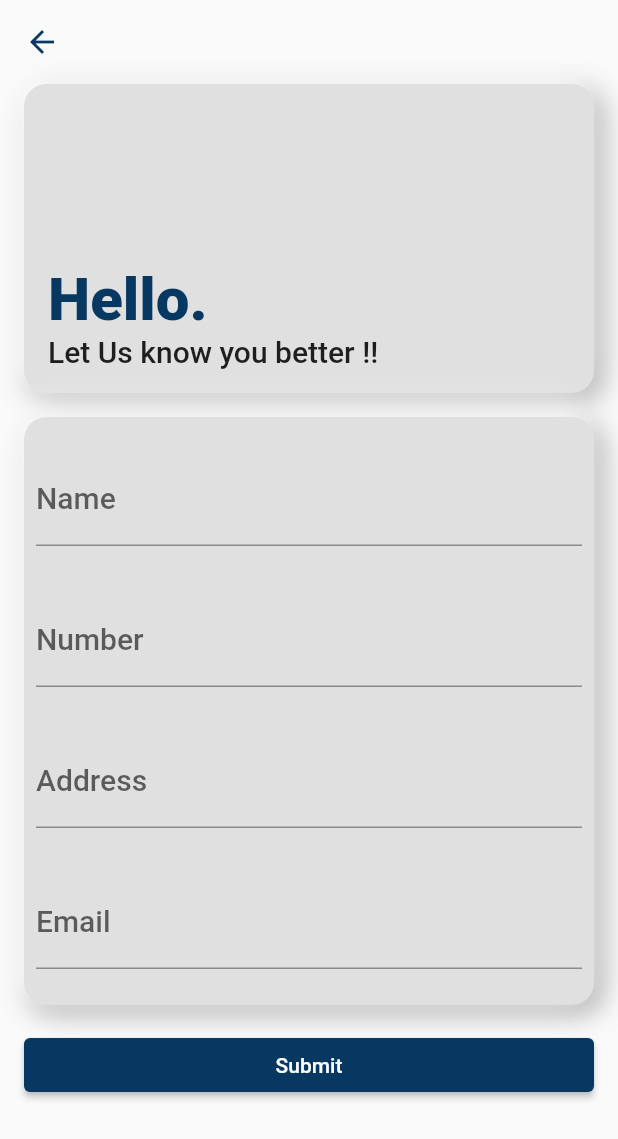
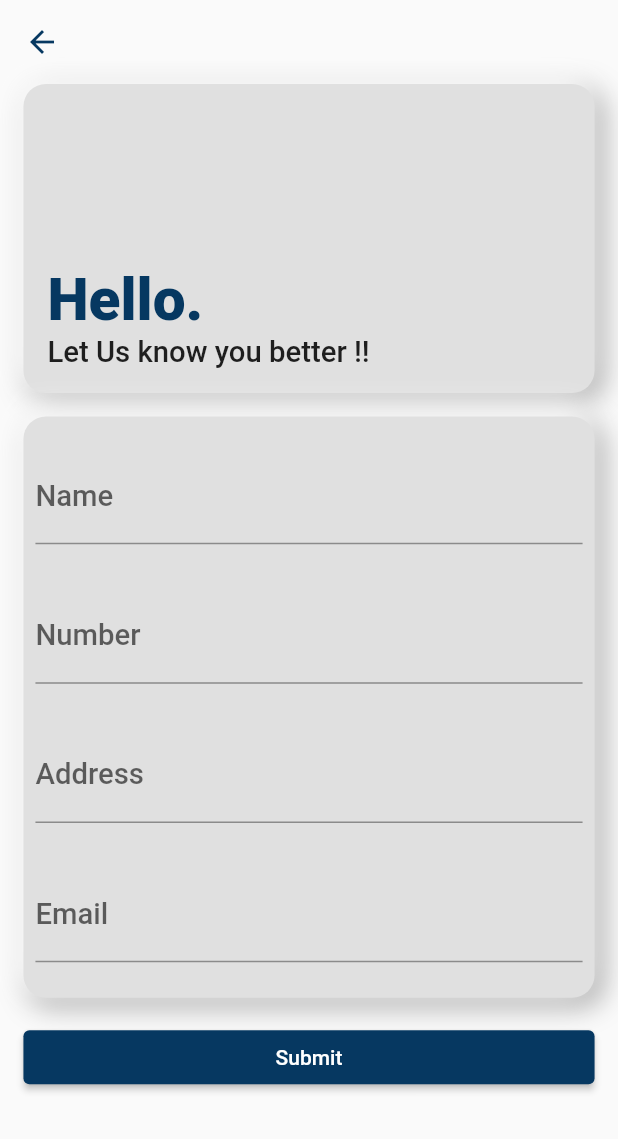
Before and after one commit to MokshadVaidya/AzodaTask, a Flutter app: the screen it shows after launch, after a tap on the "add" icon, on a phone screen of 412 x 824 dp. Shown: the top 1139 px of the screen. Run offline on Flutter 3.47's test engine with Material 2 defaults, Android fonts, the phone set to English and light mode, and no system bars; our stand-ins replace cloud_firestore, equatable, firebase_core, flutter_bloc, flutter_screenutil, get_it and 1 more; accounts and stored records are empty.

Commit message:
added screen utils

```diff
--- a/lib/features/contacts/domain/usecases/add_contacts.dart
+++ b/lib/features/contacts/domain/usecases/add_contacts.dart
@@ -1,16 +1,22 @@
 import 'dart:developer';
-import '../../data/datasources/contacts_remote_data_source.dart';
+
+import '../../data/datasources/contacts_remote_data_source.dart'; // Import the data source
 import '../entities/contact.dart';
 
+// A use case class responsible for adding contacts.
 class AddContacts {
-  final ContactsRepository repository;
+  final ContactsRepository repository; // Dependency on the ContactsRepository.
 
+  // Constructor to initialize the repository.
   AddContacts({required this.repository});
 
+  // The main method that adds a contact to the repository.
   Future<void> call(Contact contact) async {
     try {
+      // Attempt to add the contact using the provided repository.
       await repository.addContact(contact);
     } catch (e) {
+      // If an error occurs, log it for debugging purposes and rethrow it.
       log('Error adding contact: $e');
       rethrow;
     }
--- a/lib/features/contacts/domain/usecases/get_contacts.dart
+++ b/lib/features/contacts/domain/usecases/get_contacts.dart
@@ -1,18 +1,23 @@
 import 'dart:developer';
 
-import '../../data/datasources/contacts_remote_data_source.dart';
+import '../../data/datasources/contacts_remote_data_source.dart'; // Import the data source
 import '../entities/contact.dart';
 
+// A use case class responsible for retrieving contacts.
 class GetContacts {
-  final ContactsRepository repository;
+  final ContactsRepository repository; // Dependency on the ContactsRepository.
 
+  // Constructor to initialize the repository.
   GetContacts({required this.repository});
 
+  // The main method that retrieves a list of contacts.
   Future<List<Contact>> call() async {
     try {
+      // Attempt to get the list of contacts using the provided repository.
       final contactModels = await repository.getContacts();
-      return contactModels;
+      return contactModels; // Return the list of retrieved contacts.
     } catch (e) {
+      // If an error occurs, log it for debugging purposes and rethrow it.
       log('Error getting contacts: $e');
       rethrow;
     }
--- a/lib/features/contacts/presentation/bloc/contacts_bloc.dart
+++ b/lib/features/contacts/presentation/bloc/contacts_bloc.dart
@@ -5,40 +5,54 @@ import '../../domain/usecases/get_contacts.dart';
 import 'contacts_event.dart';
 import 'contacts_state.dart';
 
+// A BLoC (Business Logic Component) responsible for managing contacts.
 class ContactsBloc extends Bloc<ContactsEvent, ContactsState> {
-  final GetContacts getContacts;
-  final AddContacts addContacts;
-  List<Contact> contacts = [];
+  final GetContacts getContacts; // Use case for getting contacts.
+  final AddContacts addContacts; // Use case for adding contacts.
+  List<Contact> contacts = []; // List to store retrieved contacts.
 
+  // Constructor to initialize the BLoC and its dependencies.
   ContactsBloc({required this.getContacts, required this.addContacts})
       : super(ContactsInitial()) {
+    // Define event handlers for various events.
+
+    // Handle the ContactsErrorEvent by emitting a ContactsError state with an error message.
     on<ContactsErrorEvent>((event, emit) {
-      emit(ContactsError(
-          'Failed to load contacts with error: ${event.message}'));
+      emit(ContactsError('Failed to load contacts with error: ${event.message}'));
     });
 
+    // Handle the ContactsLoadEvent by starting the loading process.
+    // Attempt to retrieve contacts using the getContacts use case.
+    // If successful, emit a ContactsLoadedEvent, otherwise, emit a ContactsErrorEvent.
     on<ContactsLoadEvent>((event, emit) async {
-      emit(ContactsLoading());
+      emit(ContactsLoading()); // Indicate that contacts are being loaded.
       try {
-        contacts = await getContacts();
-        add(ContactsLoadedEvent());
+        contacts = await getContacts(); // Retrieve contacts using the use case.
+        add(ContactsLoadedEvent()); // Emit a ContactsLoadedEvent to signal success.
       } catch (e) {
-        add(ContactsErrorEvent(e.toString()));
+        add(ContactsErrorEvent(e.toString())); // Emit a ContactsErrorEvent in case of an error.
       }
     });
+
+    // Handle the ContactsLoadedEvent by emitting a ContactsLoaded state with the retrieved contacts.
     on<ContactsLoadedEvent>((event, emit) {
       emit(ContactsLoaded(contacts));
     });
 
+    // Handle the ContactsAddEvent by starting the contact addition process.
+    // Attempt to add the contact using the addContacts use case.
+    // If successful, emit a ContactsAddedEvent, otherwise, emit a ContactsErrorEvent.
     on<ContactsAddEvent>((event, emit) async {
-      emit(ContactsAdd());
+      emit(ContactsAdd()); // Indicate that a contact is being added.
       try {
-        await addContacts(event.contact);
-        add(ContactsAddedEvent());
+        await addContacts(event.contact); // Add the contact using the use case.
+        add(ContactsAddedEvent()); // Emit a ContactsAddedEvent to signal success.
       } catch (e) {
-        add(ContactsErrorEvent(e.toString()));
+        add(ContactsErrorEvent(e.toString())); // Emit a ContactsErrorEvent in case of an error.
       }
     });
+
+    // Handle the ContactsAddedEvent by emitting a ContactsAdded state to indicate successful contact addition.
     on<ContactsAddedEvent>((event, emit) {
       emit(ContactsAdded());
     });
--- a/lib/features/contacts/presentation/pages/add_contact.dart
+++ b/lib/features/contacts/presentation/pages/add_contact.dart
@@ -13,12 +13,12 @@ class AddContactPage extends StatelessWidget {
 
   @override
   Widget build(BuildContext context) {
+    // Retrieve the ContactsBloc instance using BlocProvider.
     final ContactsBloc contactsBloc = BlocProvider.of<ContactsBloc>(context);
 
     return Scaffold(
       appBar: AppBar(
-        backgroundColor:
-            Colors.transparent,
+        backgroundColor: Colors.transparent,
         elevation: 0,
         leading: IconButton(
           icon: const Icon(
@@ -26,12 +26,13 @@ class AddContactPage extends StatelessWidget {
             color: kPrimaryColor,
           ),
           onPressed: () {
-            Navigator.pop(context); // Navigate back when back arrow is pressed
+            Navigator.pop(context); // Navigate back when the back arrow is pressed.
           },
         ),
       ),
       body: BlocConsumer<ContactsBloc, ContactsState>(
         listener: (context, state) {
+          // Listen for state changes and show a Snackbar if there's an error.
           if (state is ContactsError) {
             ScaffoldMessenger.of(context).showSnackBar(
               SnackBar(
@@ -42,7 +43,9 @@ class AddContactPage extends StatelessWidget {
         },
         builder: (context, state) {
           if (state is ContactsAdded) {
+            // Display a success animation and navigate back after contact is added.
             Future.delayed(const Duration(seconds: 2), () {
+              // Reload contacts after adding a new contact.
               contactsBloc.add(ContactsLoadEvent());
               Navigator.pop(context);
             });
@@ -54,14 +57,17 @@ class AddContactPage extends StatelessWidget {
               ),
             );
           } else if (state is ContactsError) {
+            // Display an error message if adding contact fails.
             return const Center(
               child: Text('Failed to add contact.'),
             );
           } else if (state is ContactsAdd) {
+            // Display a loading screen while the contact is being added.
             return const LoadingScreen(
               loadingText: "Adding Contact...",
             );
           } else {
+            // Display the AddContactForm widget to input contact details.
             return ContactForm(contactsBloc: contactsBloc);
           }
         },
--- a/lib/features/contacts/presentation/pages/all_contacts.dart
+++ b/lib/features/contacts/presentation/pages/all_contacts.dart
@@ -12,22 +12,28 @@ class ContactsPage extends StatelessWidget {
 
   @override
   Widget build(BuildContext context) {
+    // Retrieve the ContactsBloc instance using BlocProvider.
     final ContactsBloc contactsBloc = BlocProvider.of<ContactsBloc>(context);
 
     return Scaffold(
       backgroundColor: Colors.grey[300],
       floatingActionButton: FloatingActionButton(
         onPressed: () {
+          // Navigate to the AddContactPage using MaterialPageRoute and provide ContactBloc using BlocProvider.
           Navigator.push(context, MaterialPageRoute(
             builder: (ctx) {
               return BlocProvider.value(
-                    value: contactsBloc, child: const AddContactPage());
+                value: contactsBloc,
+                child: const AddContactPage(),
+              );
             },
           ));
         },
-          child: const Icon(Icons.add)),
+        child: const Icon(Icons.add),
+      ),
       body: BlocConsumer<ContactsBloc, ContactsState>(
         listener: (context, state) {
+          // Listen for state changes and show a Snackbar if there's an error.
           if (state is ContactsError) {
             ScaffoldMessenger.of(context).showSnackBar(
               SnackBar(
@@ -38,6 +44,7 @@ class ContactsPage extends StatelessWidget {
         },
         builder: (context, state) {
           if (state is ContactsLoading) {
+            // Display a loading screen while contacts are being loaded.
             return const LoadingScreen(
               loadingText: "Loading Contacts...",
             );
@@ -50,7 +57,7 @@ class ContactsPage extends StatelessWidget {
                   floating: false,
                   pinned: true,
                   flexibleSpace: FlexibleSpaceBar(
-                    title: const Text(
+                    title: Text(
                       'Contacts',
                       style: kHeadTextStyle,
                     ),
@@ -68,7 +75,8 @@ class ContactsPage extends StatelessWidget {
                         name: contact.name,
                         email: contact.email,
                         number: contact.phoneNumber,
-                          address: contact.address);
+                        address: contact.address,
+                      );
                     },
                     childCount: contacts.length,
                   ),
@@ -76,8 +84,10 @@ class ContactsPage extends StatelessWidget {
               ],
             );
           } else if (state is ContactsError) {
+            // Display an error message if loading fails.
             return Text('Error: ${state.message}');
           } else {
+            // Display a message when there's no data.
             return const Text('No data');
           }
         },
--- a/lib/features/contacts/presentation/widgets/add_contact_form.dart
+++ b/lib/features/contacts/presentation/widgets/add_contact_form.dart
@@ -23,7 +23,7 @@ class ContactForm extends StatelessWidget {
   Widget build(BuildContext context) {
     return SingleChildScrollView(
       child: Padding(
-        padding: const EdgeInsets.symmetric(horizontal: kDefaultPadding),
+        padding: EdgeInsets.symmetric(horizontal: kDefaultPadding),
         child: Form(
           key: _formKey,
           child: Column(
@@ -42,7 +42,7 @@ class ContactForm extends StatelessWidget {
                         "Hello.",
                         style: kHeadTextStyle.copyWith(color: kPrimaryColor),
                       ),
-                      const Text(
+                      Text(
                         "Let Us know you better !!",
                         style: kSubHeadTextStyle,
                       )
@@ -52,7 +52,7 @@ class ContactForm extends StatelessWidget {
               ),
               SingleChildScrollView(
                 child: Container(
-                  margin: const EdgeInsets.symmetric(vertical: kDefaultPadding),
+                  margin: EdgeInsets.symmetric(vertical: kDefaultPadding),
                   decoration: kBoxDecoration,
                   child: Padding(
                     padding: const EdgeInsets.all(8.0),
--- a/lib/features/contacts/presentation/widgets/detail_text.dart
+++ b/lib/features/contacts/presentation/widgets/detail_text.dart
@@ -15,7 +15,7 @@ class CustomDetailText extends StatelessWidget {
   @override
   Widget build(BuildContext context) {
     return Padding(
-      padding: const EdgeInsets.only(bottom: kTextSpacing),
+      padding: EdgeInsets.only(bottom: kTextSpacing),
       child: Text(
         name,
         style: textStyle,
--- a/lib/features/contacts/presentation/widgets/list_tile.dart
+++ b/lib/features/contacts/presentation/widgets/list_tile.dart
@@ -18,13 +18,13 @@ class CustomListTile extends StatelessWidget {
   @override
   Widget build(BuildContext context) {
     return Container(
-      margin: const EdgeInsets.symmetric(
+      margin: EdgeInsets.symmetric(
         horizontal: kDefaultPadding,
         vertical: kDefaultPadding / 2,
       ),
       decoration: kBoxDecoration,
       child: Padding(
-        padding: const EdgeInsets.all(kDefaultPadding),
+        padding: EdgeInsets.all(kDefaultPadding),
         child: Row(
           crossAxisAlignment: CrossAxisAlignment.start,
           children: <Widget>[
@@ -38,7 +38,7 @@ class CustomListTile extends StatelessWidget {
                 ),
               ),
             ),
-            const SizedBox(width: kDefaultPadding),
+            SizedBox(width: kDefaultPadding),
             Expanded(
               child: Column(
                 crossAxisAlignment: CrossAxisAlignment.start,
@@ -50,6 +50,8 @@ class CustomListTile extends StatelessWidget {
                       fontSize: 20,
                     ),
                   ),
+
+                  // Display email, number and address only if they are not empty.
                   email != ''
                       ? CustomDetailText(name: email)
                       : const SizedBox(),
--- a/lib/features/contacts/presentation/widgets/text_field.dart
+++ b/lib/features/contacts/presentation/widgets/text_field.dart
@@ -20,7 +20,7 @@ class CustomTextField extends StatelessWidget {
   @override
   Widget build(BuildContext context) {
     return Padding(
-      padding: const EdgeInsets.symmetric(vertical: kDefaultPadding),
+      padding: EdgeInsets.symmetric(vertical: kDefaultPadding),
       child: TextFormField(
         decoration:
             InputDecoration(label: Text(label), labelStyle: kSubHeadTextStyle),
--- a/lib/main.dart
+++ b/lib/main.dart
@@ -1,14 +1,17 @@
 import 'dart:developer';
 
 import 'package:cloud_firestore/cloud_firestore.dart';
+import 'package:firebase_core/firebase_core.dart';
+import 'package:flutter/material.dart';
+import 'package:flutter_bloc/flutter_bloc.dart';
+import 'package:flutter_screenutil/flutter_screenutil.dart';
+import 'package:get_it/get_it.dart';
+
 import 'package:contact_form/features/contacts/domain/usecases/add_contacts.dart';
 import 'package:contact_form/features/contacts/presentation/bloc/contacts_event.dart';
 import 'package:contact_form/splash_screen.dart';
 import 'package:contact_form/utils/constants.dart';
-import 'package:firebase_core/firebase_core.dart';
-import 'package:flutter/material.dart';
-import 'package:flutter_bloc/flutter_bloc.dart';
-import 'package:get_it/get_it.dart';
+
 import 'features/contacts/data/datasources/contacts_remote_data_source.dart';
 import 'features/contacts/data/datasources/firebase_contacts_remote_data_source.dart';
 import 'features/contacts/domain/usecases/get_contacts.dart';
@@ -26,7 +29,10 @@ Future<void> main() async {
 class MyApp extends StatelessWidget {
   final GetIt getIt;
 
-  const MyApp({super.key, required this.getIt});
+  const MyApp({
+    Key? key,
+    required this.getIt,
+  }) : super(key: key);
 
   static MaterialColor primarySwatch = MaterialColor(
     kPrimaryColor.value,
@@ -43,11 +49,15 @@ class MyApp extends StatelessWidget {
       900: kPrimaryColor,
     },
   );
+
   @override
-  Widget build(
-    BuildContext context,
-  ) {
-    return MaterialApp(
+  Widget build(BuildContext context) {
+    // Initialize ScreenUtil for responsive UI.
+    return ScreenUtilInit(
+        designSize: const Size(390, 844),
+        minTextAdapt: true,
+        splitScreenMode: true,
+        builder: (ctx, _) => MaterialApp(
       theme: ThemeData(
         primarySwatch: primarySwatch,
       ),
@@ -55,12 +65,14 @@ class MyApp extends StatelessWidget {
         future: initializeGetIt(),
         builder: (context, snapshot) {
           if (snapshot.connectionState == ConnectionState.done) {
+            // Retrieve the ContactsBloc instance using BlocProvider.
             final contactsBloc = getIt<ContactsBloc>();
             return BlocProvider(
               create: (context) => contactsBloc,
               child: const ContactsPage(),
             );
           } else if (snapshot.hasError) {
+            // If Firebase initialization fails, show an error message.
             Future.delayed(Duration.zero, () {
               ScaffoldMessenger.of(context).showSnackBar(
                 SnackBar(
@@ -70,39 +82,45 @@ class MyApp extends StatelessWidget {
               );
             });
           }
+          // While Firebase is initializing, show the SplashScreen.
           return const SplashScreen();
         },
       ),
-    );
+    ));
   }
 
   Future<void> initializeGetIt() async {
     await Firebase.initializeApp();
     try {
+      // Register the Firestore instance with GetIt for dependency injection.
       getIt.registerSingleton<FirebaseFirestore>(FirebaseFirestore.instance);
 
+      // Create a FirebaseContactsRemoteDataSource instance.
       FirebaseContactsRemoteDataSource firebaseContactsRemoteDataSource =
           FirebaseContactsRemoteDataSource(
         firestore: getIt<FirebaseFirestore>(),
       );
 
+      // Create a ContactsRepository instance.
       ContactsRepository contactsRepository = ContactsRepository(
         remoteDataSource: firebaseContactsRemoteDataSource,
       );
 
+      // Create GetContacts and AddContacts use cases.
       GetContacts getContacts = GetContacts(
         repository: contactsRepository,
       );
-
       AddContacts addContacts = AddContacts(
         repository: contactsRepository,
       );
 
+      // Create and register the ContactsBloc with GetIt.
       final contactsBloc =
           ContactsBloc(getContacts: getContacts, addContacts: addContacts);
       contactsBloc.add(ContactsLoadEvent());
       getIt.registerSingleton<ContactsBloc>(contactsBloc);
     } catch (e) {
+      // Handle initialization errors and log them.
       log('Initialization error: $e');
     }
   }
--- a/lib/utils/constants.dart
+++ b/lib/utils/constants.dart
@@ -1,20 +1,21 @@
 import 'package:flutter/material.dart';
+import 'package:flutter_screenutil/flutter_screenutil.dart';
 
 const Color kPrimaryColor = Color.fromARGB(255, 6, 56, 97);
-const TextStyle kHeadTextStyle = TextStyle(
-  fontSize: 40,
+TextStyle kHeadTextStyle = TextStyle(
+  fontSize: 40.sp,
   fontWeight: FontWeight.w900,
 );
-const TextStyle kSubHeadTextStyle = TextStyle(
-  fontSize: 20,
+TextStyle kSubHeadTextStyle = TextStyle(
+  fontSize: 20.sp,
   fontWeight: FontWeight.w500,
 );
 const TextStyle kdetailedTextStyle = TextStyle(
   color: Colors.grey,
 );
 
-const double kDefaultPadding = 16.0;
-const double kTextSpacing = 8.0;
+double kDefaultPadding = 16.0.r;
+double kTextSpacing = 8.0.r;
 BoxDecoration kBoxDecoration = BoxDecoration(
     color: Colors.grey[300],
     borderRadius: BorderRadius.circular(15),
--- a/pubspec.yaml
+++ b/pubspec.yaml
@@ -13,7 +13,7 @@ dependencies:
     sdk: flutter
 
   cupertino_icons: ^1.0.2
-  flutter_screenutil: any
+  flutter_screenutil: ^5.7.0
   firebase_core: any
   cloud_firestore: any
   flutter_bloc: ^8.1.3
```
Also changed, not shown: lib/features/contacts/data/datasources/contacts_remote_data_source.dart (+13 -1 lines), lib/features/contacts/data/datasources/firebase_contacts_remote_data_source.dart (+8 -1 lines), 1 other file. Lines whose indentation alone changed are shown as unchanged.
